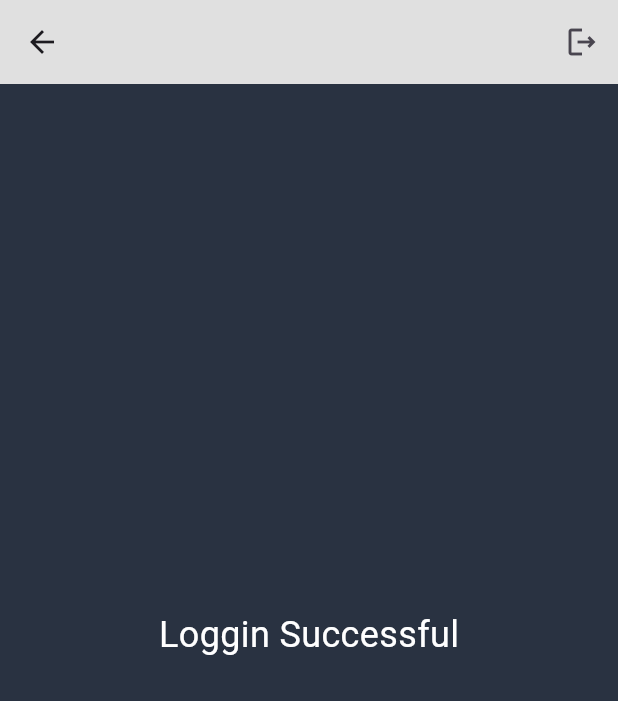
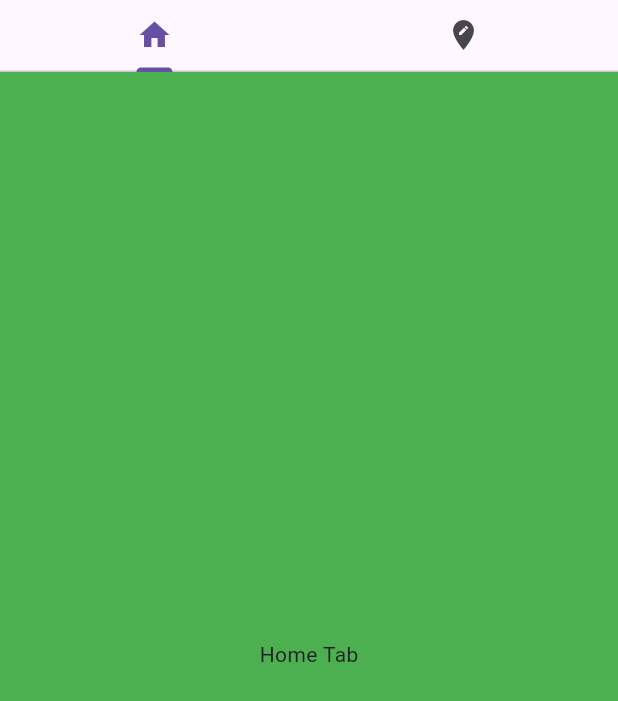
Before and after one commit to chamishkadilina/uber-clone, a Flutter app: the HomePage screen opened by its route, on a phone screen of 412 x 824 dp. Shown: the top 701 px of the screen. Run offline on Flutter 3.47's test engine with Material 3 defaults, Android fonts, the light colour scheme and no system bars; our stand-ins replace firebase_auth, firebase_core, google_sign_in; accounts and stored records are empty.

Commit message:
home ui structure added

```diff
--- a/lib/main.dart
+++ b/lib/main.dart
@@ -1,7 +1,7 @@
 import 'package:flutter/material.dart';
 import 'package:uberclone/pages/auth_page.dart';
 import 'package:firebase_core/firebase_core.dart';
-import 'package:uberclone/pages/home_page.dart';
+import 'package:uberclone/pages/home/home_page.dart';
 import 'firebase_options.dart';
 
 void main() async {
--- /dev/null
+++ b/lib/pages/home/eats_tab.dart
@@ -0,0 +1,20 @@
+import 'package:flutter/material.dart';
+
+class EatsTab extends StatefulWidget {
+  const EatsTab({super.key});
+
+  @override
+  State<EatsTab> createState() => _EatsTabState();
+}
+
+class _EatsTabState extends State<EatsTab> {
+  @override
+  Widget build(BuildContext context) {
+    return Container(
+      color: Colors.blue,
+      child: const Center(
+        child: Text('Edit Location Tab'),
+      ),
+    );
+  }
+}
--- /dev/null
+++ b/lib/pages/home/home_page.dart
@@ -0,0 +1,51 @@
+import 'package:firebase_auth/firebase_auth.dart';
+import 'package:flutter/material.dart';
+import 'package:flutter/widgets.dart';
+import 'package:uberclone/pages/home/eats_tab.dart';
+import 'package:uberclone/pages/home/rides_tab.dart';
+
+class HomePage extends StatelessWidget {
+  HomePage({super.key});
+
+  static String id = 'home_page';
+
+  final user = FirebaseAuth.instance.currentUser;
+  // log user out
+  void logOut() async {
+    await FirebaseAuth.instance.signOut();
+    // navigate back to login page
+  }
+
+  @override
+  Widget build(BuildContext context) {
+    return const DefaultTabController(
+      length: 2,
+      child: SafeArea(
+        child: Scaffold(
+          body: Column(
+            children: [
+              // Create the tabs
+              TabBar(
+                tabs: [
+                  Tab(icon: Icon(Icons.home)),
+                  Tab(icon: Icon(Icons.edit_location)),
+                ],
+              ),
+              // Create content for each tab
+              Expanded(
+                child: TabBarView(
+                  children: [
+                    // Rides tab
+                    RidesTab(),
+                    // Eats tab
+                    EatsTab(),
+                  ],
+                ),
+              ),
+            ],
+          ),
+        ),
+      ),
+    );
+  }
+}
--- /dev/null
+++ b/lib/pages/home/rides_tab.dart
@@ -0,0 +1,20 @@
+import 'package:flutter/material.dart';
+
+class RidesTab extends StatefulWidget {
+  const RidesTab({super.key});
+
+  @override
+  State<RidesTab> createState() => _RidesTabState();
+}
+
+class _RidesTabState extends State<RidesTab> {
+  @override
+  Widget build(BuildContext context) {
+    return Container(
+      color: Colors.green,
+      child: const Center(
+        child: Text('Home Tab'),
+      ),
+    );
+  }
+}
--- a/lib/pages/home_page.dart
+++ /dev/null
@@ -1,48 +0,0 @@
-import 'package:firebase_auth/firebase_auth.dart';
-import 'package:flutter/material.dart';
-
-class HomePage extends StatelessWidget {
-  HomePage({super.key});
-
-  static String id = 'home_page';
-
-  final user = FirebaseAuth.instance.currentUser;
-  // log user out
-  void logOut() async {
-    await FirebaseAuth.instance.signOut();
-    // navigate back to login page
-  }
-
-  @override
-  Widget build(BuildContext context) {
-    final email = user?.email ?? 'No User';
-    return Scaffold(
-      backgroundColor: const Color(0xFF293241),
-      appBar: AppBar(
-        actions: [
-          IconButton(
-            onPressed: logOut,
-            icon: const Icon(
-              Icons.logout_outlined,
-            ),
-          ),
-        ],
-
-        backgroundColor: Colors.grey.shade300,
-
-
-      ),
-      body: SafeArea(
-        child: Center(
-          child: Text(
-            'Loggin Successful\n$email',
-            style: const TextStyle(
-              fontSize: 24,
-              color: Colors.white,
-            ),
-          ),
-        ),
-      ),
-    );
-  }
-}
--- a/lib/pages/intro_page.dart
+++ b/lib/pages/intro_page.dart
@@ -1,6 +1,6 @@
 import 'package:flutter/material.dart';
 import 'package:uberclone/components/my_button.dart';
-import 'package:uberclone/pages/home_page.dart';
+import 'package:uberclone/pages/home/home_page.dart';
 
 class IntroPage extends StatelessWidget {
   const IntroPage({super.key});
```
